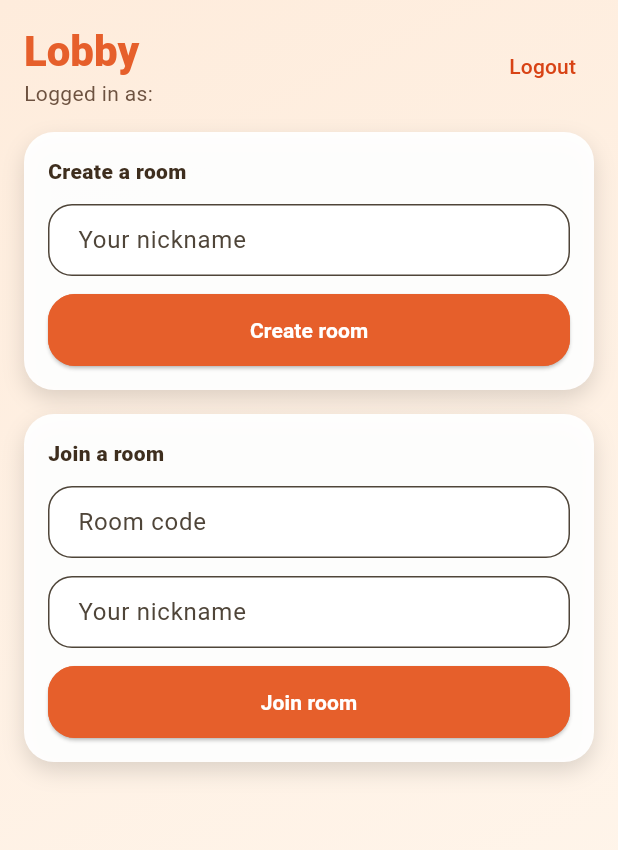
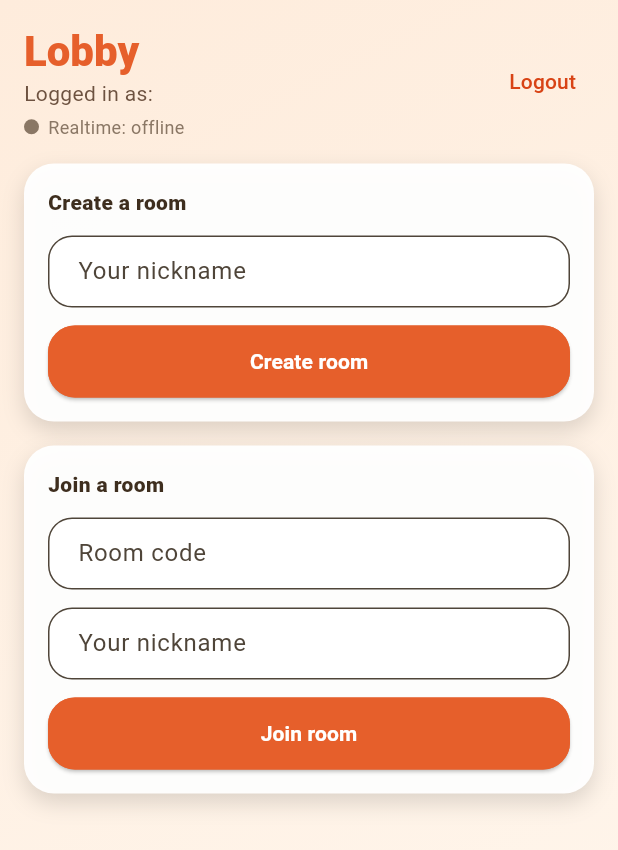
Before and after one commit to SlickEdgeMedia/codename-defector, a Flutter app: the LobbyScreen screen opened directly, after a tap on "Logout", on a phone screen of 412 x 824 dp. Shown: the top 850 px of the screen. Run offline on Flutter 3.47's test engine with Material 3 defaults, Android fonts, the phone set to English and light mode, and no system bars; our stand-ins replace dio, flutter_dotenv, shared_preferences, socket_io_client; accounts and stored records are empty.

Commit message:
Show socket status and errors in lobby

```diff
--- a/mobile/lib/main.dart
+++ b/mobile/lib/main.dart
@@ -284,6 +284,11 @@ class _LobbyScreenState extends State<LobbyScreen> {
                                     style: const TextStyle(
                                       color: Color(0xFF6D5240),
                                     ),
+                                  ),
+                                  const SizedBox(height: 4),
+                                  _SocketStatusBadge(
+                                    status: state.socketStatus,
+                                    error: state.socketError,
                                   ),
                                 ],
                               ),
@@ -579,3 +584,56 @@ class _Background extends StatelessWidget {
     );
   }
 }
+
+class _SocketStatusBadge extends StatelessWidget {
+  const _SocketStatusBadge({required this.status, this.error});
+
+  final String status;
+  final String? error;
+
+  Color _color() {
+    switch (status) {
+      case 'connected':
+        return const Color(0xFF2E7D32);
+      case 'connecting':
+        return const Color(0xFFF2A93B);
+      case 'error':
+        return const Color(0xFFD84315);
+      default:
+        return const Color(0xFF8A7765);
+    }
+  }
+
+  String _label() {
+    switch (status) {
+      case 'connected':
+        return 'Realtime: connected';
+      case 'connecting':
+        return 'Realtime: connecting...';
+      case 'error':
+        return 'Realtime: error';
+      default:
+        return 'Realtime: offline';
+    }
+  }
+
+  @override
+  Widget build(BuildContext context) {
+    return Row(
+      children: [
+        Container(
+          width: 10,
+          height: 10,
+          decoration: BoxDecoration(color: _color(), shape: BoxShape.circle),
+        ),
+        const SizedBox(width: 6),
+        Text(
+          error != null && status == 'error'
+              ? '${_label()} (${error})'
+              : _label(),
+          style: const TextStyle(color: Color(0xFF8A7765), fontSize: 12),
+        ),
+      ],
+    );
+  }
+}
--- a/mobile/lib/state/app_state.dart
+++ b/mobile/lib/state/app_state.dart
@@ -27,6 +27,8 @@ class AppState extends ChangeNotifier {
   Room? room;
   RoomParticipant? participant;
   String? errorMessage;
+  String socketStatus = 'disconnected';
+  String? socketError;
 
   Future<void> bootstrap() async {
     final savedToken = prefs.getString('auth_token');
@@ -84,6 +86,8 @@ class AppState extends ChangeNotifier {
     user = null;
     room = null;
     participant = null;
+    socketStatus = 'disconnected';
+    socketError = null;
     socketService.disconnect();
     await prefs.remove('auth_token');
     notifyListeners();
@@ -164,7 +168,19 @@ class AppState extends ChangeNotifier {
       token: token ?? '',
       roomCode: session.room.code,
       onEvent: (_) => refreshRoom(),
+      onStatus: (status) {
+        socketStatus = status;
+        notifyListeners();
+      },
+      onError: (message) {
+        socketError = message;
+        errorMessage = 'Realtime connection lost';
+        notifyListeners();
+      },
     );
+    socketStatus = 'connecting';
+    socketError = null;
+    notifyListeners();
   }
 
   Future<void> _runGuarded(
```
Also changed, not shown: mobile/lib/services/socket_service.dart (+18 -5 lines).
